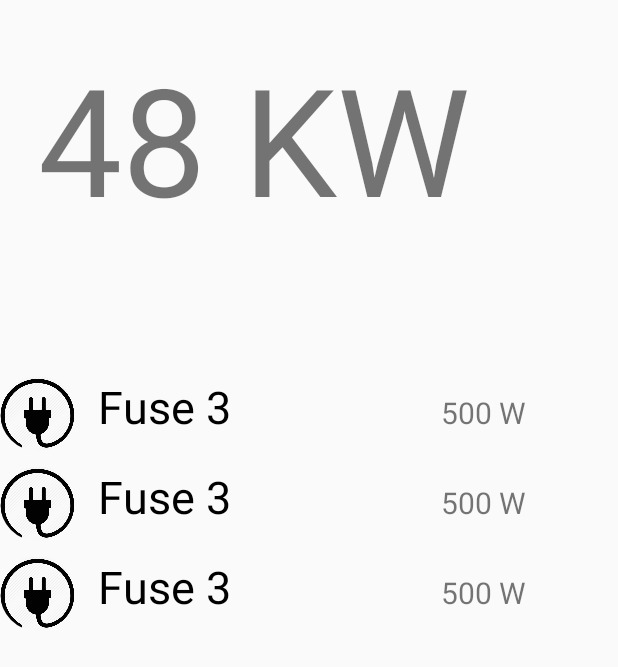
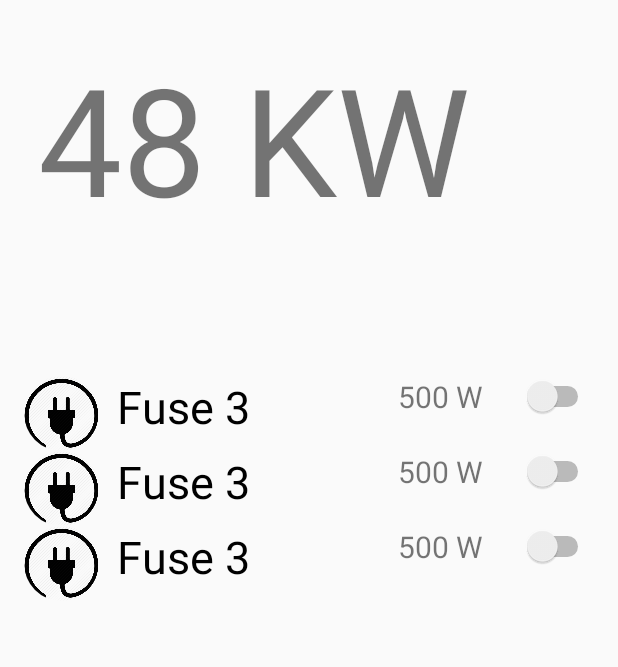
Before and after one commit to NadaAhmedAbdelKader/GraduationProject, an Android app: the layout fragment_now.xml on its own in the app's theme, with its tools: preview values and no code run, on a phone screen of 412 x 824 dp. Shown: the top 667 px of the screen. Run offline under Robolectric (Android 15) with nearby library versions, the phone set to English and light mode, and no system bars.

Commit message:
added switch for now fragment

```diff
--- a/app/src/main/java/com/switchak/switchak/CostFragment.java
+++ b/app/src/main/java/com/switchak/switchak/CostFragment.java
@@ -76,7 +76,7 @@ public class CostFragment extends Fragment {
         RecyclerView mRoomsList = rootView.findViewById(R.id.rv_cost_rooms);
         LinearLayoutManager layoutManager = new LinearLayoutManager(getContext());
         mRoomsList.setLayoutManager(layoutManager);
-        RoomsAdapter mAdapter = new RoomsAdapter();
+        RoomsAdapter mAdapter = new RoomsAdapter("history");
         mRoomsList.setAdapter(mAdapter);
 
         PieChart pieChart = rootView.findViewById(R.id.pie_chart);
--- a/app/src/main/java/com/switchak/switchak/HistoryFragment.java
+++ b/app/src/main/java/com/switchak/switchak/HistoryFragment.java
@@ -7,11 +7,9 @@ import android.support.v4.app.Fragment;
 import android.support.v7.widget.LinearLayoutManager;
 import android.support.v7.widget.RecyclerView;
 import android.util.Log;
-import android.util.TimeUtils;
 import android.view.LayoutInflater;
 import android.view.View;
 import android.view.ViewGroup;
-import android.widget.LinearLayout;
 
 import com.github.mikephil.charting.charts.LineChart;
 import com.github.mikephil.charting.data.Entry;
@@ -89,7 +87,7 @@ public class HistoryFragment extends Fragment {
         RecyclerView mRoomsList = rootView.findViewById(R.id.rv_history_rooms);
         LinearLayoutManager layoutManager = new LinearLayoutManager(getContext());
         mRoomsList.setLayoutManager(layoutManager);
-        RoomsAdapter mAdapter = new RoomsAdapter();
+        RoomsAdapter mAdapter = new RoomsAdapter("history");
         mRoomsList.setAdapter(mAdapter);
         LineChart chart = rootView.findViewById(R.id.chart);
 
--- a/app/src/main/java/com/switchak/switchak/NowFragment.java
+++ b/app/src/main/java/com/switchak/switchak/NowFragment.java
@@ -69,7 +69,7 @@ public class NowFragment extends Fragment {
         RecyclerView mRoomsList = rootView.findViewById(R.id.rv_now_rooms);
         LinearLayoutManager layoutManager = new LinearLayoutManager(getContext());
         mRoomsList.setLayoutManager(layoutManager);
-        RoomsAdapter mAdapter = new RoomsAdapter();
+        RoomsAdapter mAdapter = new RoomsAdapter("now");
         mRoomsList.setAdapter(mAdapter);
 
 
--- a/app/src/main/res/layout/fragment_cost.xml
+++ b/app/src/main/res/layout/fragment_cost.xml
@@ -16,7 +16,7 @@
         android:id="@+id/rv_cost_rooms"
         android:layout_width="match_parent"
         android:layout_height="match_parent"
-        tools:listitem="@layout/view_room" />
+        tools:listitem="@layout/view_history_room" />
 
 
 </LinearLayout>
--- a/app/src/main/res/layout/fragment_history.xml
+++ b/app/src/main/res/layout/fragment_history.xml
@@ -16,7 +16,7 @@
         android:id="@+id/rv_history_rooms"
         android:layout_width="match_parent"
         android:layout_height="match_parent"
-        tools:listitem="@layout/view_room" />
+        tools:listitem="@layout/view_history_room" />
 
 
 </LinearLayout>
--- a/app/src/main/res/layout/fragment_now.xml
+++ b/app/src/main/res/layout/fragment_now.xml
@@ -18,7 +18,6 @@
         android:id="@+id/rv_now_rooms"
         android:layout_width="match_parent"
         android:layout_height="match_parent"
-        tools:listitem="@layout/view_room" />
-
+        tools:listitem="@layout/view_now_room" />
 
 </LinearLayout>
--- /dev/null
+++ b/app/src/main/res/layout/view_now_room.xml
@@ -0,0 +1,49 @@
+<?xml version="1.0" encoding="utf-8"?>
+
+
+<android.support.constraint.ConstraintLayout xmlns:android="http://schemas.android.com/apk/res/android"
+    xmlns:app="http://schemas.android.com/apk/res-auto"
+    xmlns:tools="http://schemas.android.com/tools"
+    android:layout_width="match_parent"
+    android:layout_height="wrap_content">
+
+    <de.hdodenhof.circleimageview.CircleImageView
+        android:id="@+id/circleImageView"
+        android:layout_width="50dp"
+        android:layout_height="50dp"
+        android:layout_marginStart="16dp"
+        android:src="@drawable/plug"
+        app:layout_constraintStart_toStartOf="parent"
+        tools:layout_editor_absoluteY="0dp" />
+
+    <TextView
+        android:id="@+id/tv_room_name"
+        android:layout_width="wrap_content"
+        android:layout_height="wrap_content"
+        android:layout_marginStart="12dp"
+        android:text="Fuse 3"
+        android:textColor="@color/colorPrimaryDark"
+        android:textSize="30sp"
+        app:layout_constraintStart_toEndOf="@+id/circleImageView"
+        tools:layout_editor_absoluteY="5dp" />
+
+    <TextView
+        android:id="@+id/tv_room_reading"
+        android:layout_width="wrap_content"
+        android:layout_height="wrap_content"
+        android:layout_marginEnd="26dp"
+        android:text="500 W"
+        android:textSize="20sp"
+        app:layout_constraintEnd_toStartOf="@+id/switch_room_power"
+        tools:layout_editor_absoluteY="12dp" />
+
+    <Switch
+        android:id="@+id/switch_room_power"
+        android:layout_width="wrap_content"
+        android:layout_height="wrap_content"
+        android:layout_marginEnd="16dp"
+        app:layout_constraintEnd_toEndOf="parent"
+        tools:layout_editor_absoluteY="12dp" />
+
+
+</android.support.constraint.ConstraintLayout>
```
Also changed, not shown: app/src/main/java/com/switchak/switchak/RoomsAdapter.java (+18 -11 lines), app/src/main/res/layout/view_history_room.xml (renamed from app/src/main/res/layout/view_room.xml).
